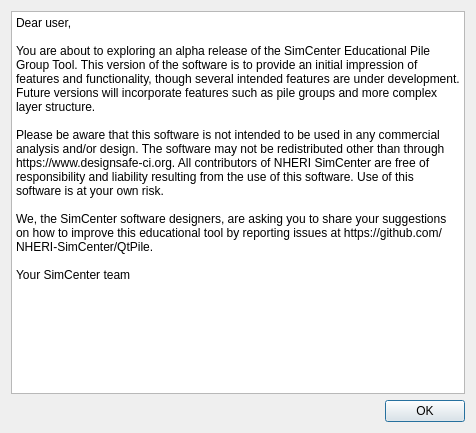
This is utilWindows/dialogabout.ui in NHERI-SimCenter/PileGroupTool as Qt 5 draws it before an edit. The edited form follows.
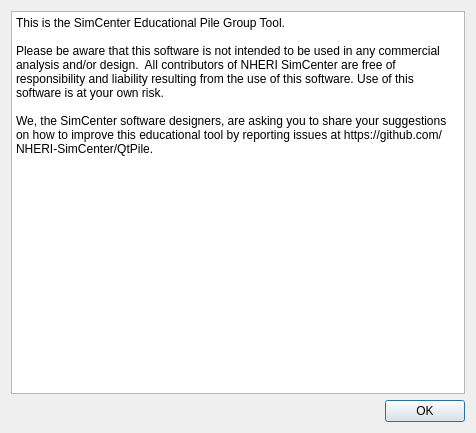
This is the edited form.

Commit message: editing about dialog, needs further updating

The edit to the form file:
```diff
--- a/utilWindows/dialogabout.ui
+++ b/utilWindows/dialogabout.ui
@@ -30,15 +30,12 @@
    <item row="0" column="0">
     <widget class="QPlainTextEdit" name="plainTextEdit">
      <property name="plainText">
-      <string>Dear user,
+      <string>This is the SimCenter Educational Pile Group Tool. 
 
-You are about to exploring an alpha release of the SimCenter Educational Pile Group Tool. This version of the software is to provide an initial impression of features and functionality, though several intended features are under development. Future versions will incorporate features such as pile groups and more complex layer structure. 
-
-Please be aware that this software is not intended to be used in any commercial analysis and/or design. The software may not be redistributed other than through https://www.designsafe-ci.org. All contributors of NHERI SimCenter are free of responsibility and liability resulting from the use of this software. Use of this software is at your own risk. 
+Please be aware that this software is not intended to be used in any commercial analysis and/or design.  All contributors of NHERI SimCenter are free of responsibility and liability resulting from the use of this software. Use of this software is at your own risk. 
 
 We, the SimCenter software designers, are asking you to share your suggestions on how to improve this educational tool by reporting issues at https://github.com/NHERI-SimCenter/QtPile. 
-
-Your SimCenter team </string>
+</string>
      </property>
     </widget>
    </item>
```
